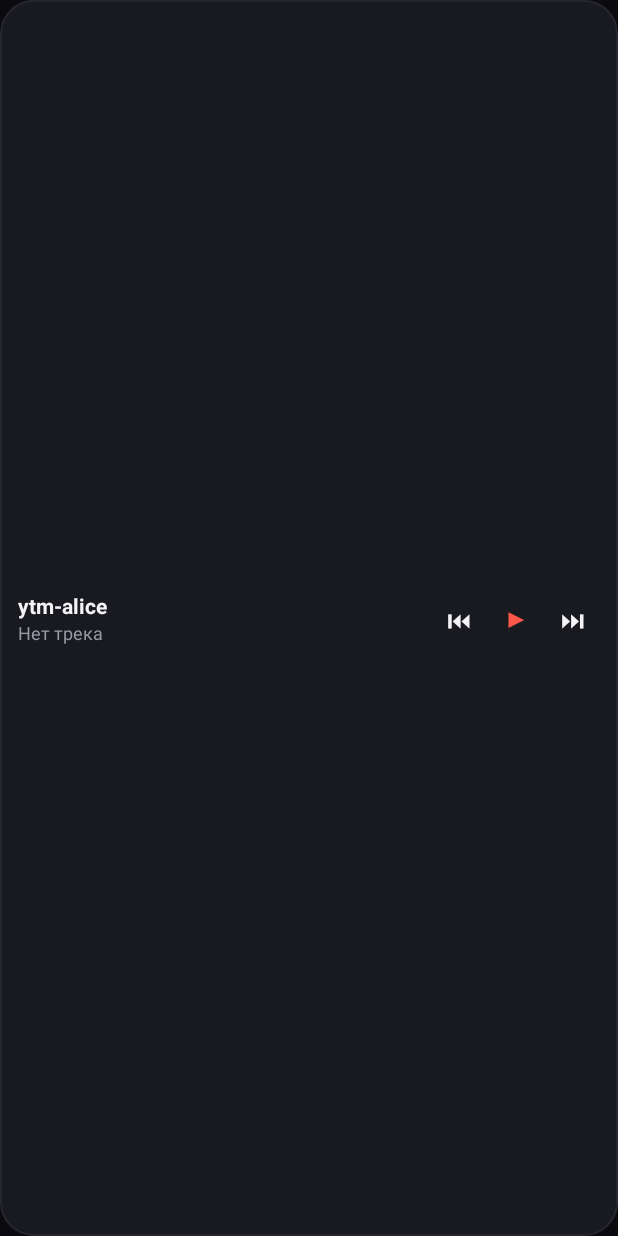
After one commit to gfkfkf/ytm-alice-remote, an Android app: the layout widget_track.xml on its own in the app's theme, with its tools: preview values and no code run, on a phone screen of 412 x 824 dp. The commit adds this screen. Run offline under Robolectric (Android 15) with nearby library versions, the phone set to English and light mode, and no system bars.

Commit message:
Add home screen widget (current track + play/pause/next/prev)

```diff
--- /dev/null
+++ b/app/src/main/res/layout/widget_track.xml
@@ -0,0 +1,80 @@
+<?xml version="1.0" encoding="utf-8"?>
+<LinearLayout xmlns:android="http://schemas.android.com/apk/res/android"
+    android:id="@+id/widget_root"
+    android:layout_width="match_parent"
+    android:layout_height="match_parent"
+    android:orientation="horizontal"
+    android:background="@drawable/bg_card"
+    android:padding="12dp"
+    android:gravity="center_vertical">
+
+    <LinearLayout
+        android:layout_width="0dp"
+        android:layout_height="wrap_content"
+        android:layout_weight="1"
+        android:orientation="vertical">
+
+        <TextView
+            android:id="@+id/widget_title"
+            android:layout_width="match_parent"
+            android:layout_height="wrap_content"
+            android:text="ytm-alice"
+            android:textColor="@color/text_primary"
+            android:textSize="14sp"
+            android:textStyle="bold"
+            android:maxLines="1"
+            android:ellipsize="end" />
+
+        <TextView
+            android:id="@+id/widget_artist"
+            android:layout_width="match_parent"
+            android:layout_height="wrap_content"
+            android:text="Нет трека"
+            android:textColor="@color/text_secondary"
+            android:textSize="12sp"
+            android:maxLines="1"
+            android:ellipsize="end" />
+    </LinearLayout>
+
+    <LinearLayout
+        android:layout_width="wrap_content"
+        android:layout_height="wrap_content"
+        android:orientation="horizontal">
+
+        <TextView
+            android:id="@+id/widget_prev"
+            android:layout_width="36dp"
+            android:layout_height="36dp"
+            android:gravity="center"
+            android:text="⏮"
+            android:textSize="16sp"
+            android:textColor="@color/text_primary"
+            android:background="?android:attr/selectableItemBackgroundBorderless"
+            android:clickable="true"
+            android:focusable="true" />
+
+        <TextView
+            android:id="@+id/widget_play"
+            android:layout_width="40dp"
+            android:layout_height="40dp"
+            android:gravity="center"
+            android:text="▶"
+            android:textSize="18sp"
+            android:textColor="@color/accent"
+            android:background="?android:attr/selectableItemBackgroundBorderless"
+            android:clickable="true"
+            android:focusable="true" />
+
+        <TextView
+            android:id="@+id/widget_next"
+            android:layout_width="36dp"
+            android:layout_height="36dp"
+            android:gravity="center"
+            android:text="⏭"
+            android:textSize="16sp"
+            android:textColor="@color/text_primary"
+            android:background="?android:attr/selectableItemBackgroundBorderless"
+            android:clickable="true"
+            android:focusable="true" />
+    </LinearLayout>
+</LinearLayout>
--- a/app/src/main/res/values/strings.xml
+++ b/app/src/main/res/values/strings.xml
@@ -40,4 +40,5 @@
     <string name="network_off">Нет сети. Подключите телефон к Wi-Fi той же сети, что и Станция.</string>
     <string name="saved_ok">Подключено: ytm-alice %1$s</string>
     <string name="version_unknown">версия неизвестна</string>
+    <string name="widget_description">Пульт ytm-alice: текущий трек и управление</string>
 </resources>
```
Also changed, not shown: app/src/main/AndroidManifest.xml (+11 -0 lines), app/src/main/java/ru/ytmalice/remote/MainActivity.java (+16 -2 lines), app/src/main/java/ru/ytmalice/remote/TrackWidget.java (added, +155 -0 lines), app/src/main/res/xml/widget_track_info.xml (added, +9 -0 lines).
